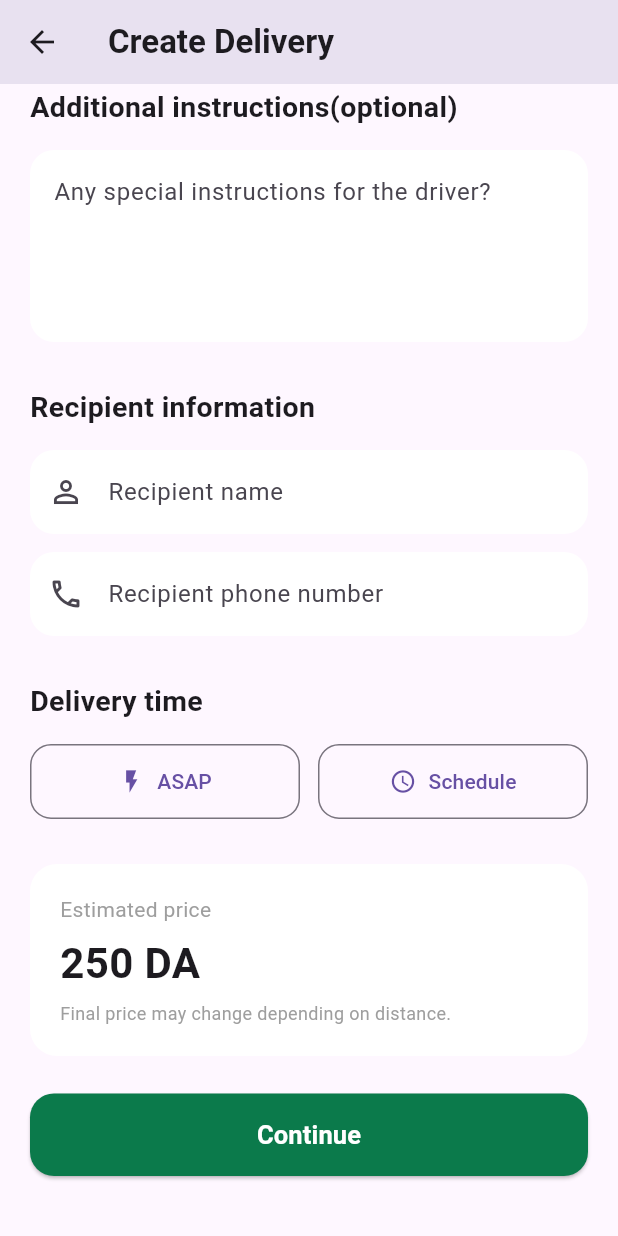
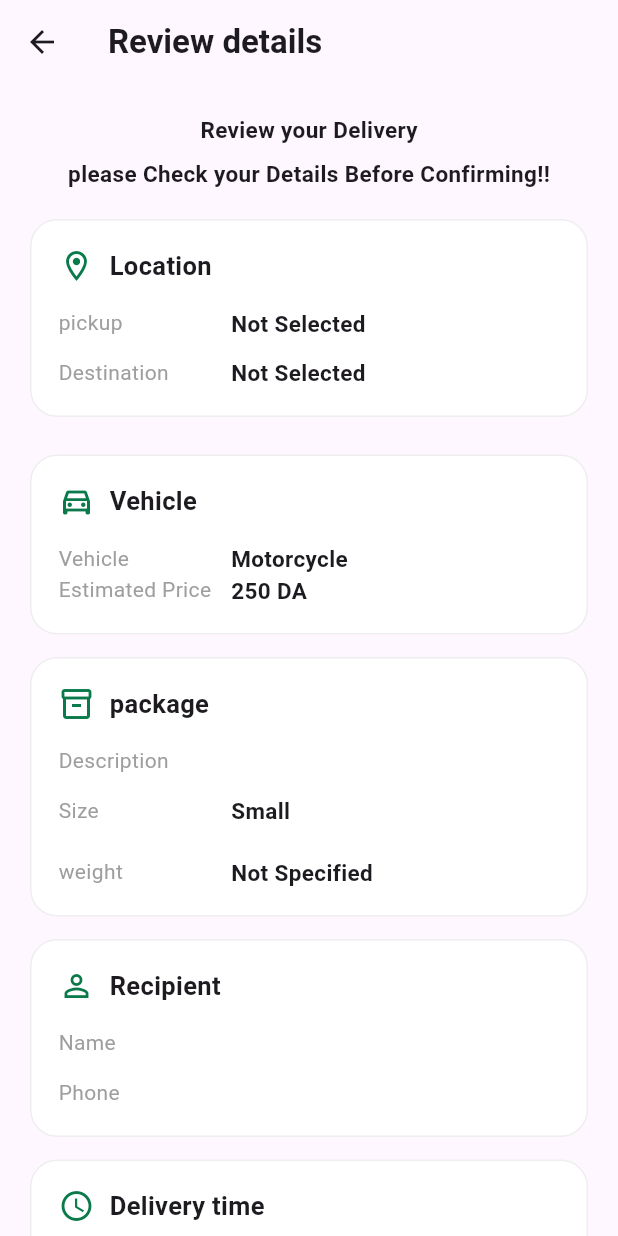
Before and after one commit to Niyou05/DelYou, a Flutter app: the CreateDeliveryScreen screen opened directly, scrolled down 824 dp, after a tap on "Continue", on a phone screen of 412 x 824 dp. Run offline on Flutter 3.47's test engine with Material 3 defaults, Android fonts, the phone set to English and light mode, and no system bars.

Commit message:
feat: implement create delivery screen and review navigation

```diff
--- a/lib/features/delivery/screens/create_delivery_screen.dart
+++ b/lib/features/delivery/screens/create_delivery_screen.dart
@@ -1,6 +1,8 @@
 
 import 'package:flutter/material.dart';
 import 'location_picker_screen.dart';
+import '../screens/review_delivery_screen.dart';
+
 class CreateDeliveryScreen extends StatefulWidget {
   const CreateDeliveryScreen({super.key});
 
@@ -9,6 +11,13 @@ class CreateDeliveryScreen extends StatefulWidget {
 }
 
 class _CreateDeliveryScreenState extends State<CreateDeliveryScreen> {
+
+final packageDescriptionController = TextEditingController();
+final weightController = TextEditingController();
+final instructionsController = TextEditingController();
+final recipientNameController = TextEditingController();
+final recipientPhoneController = TextEditingController();
+
   int selectedVehicle = 0;
   int selectedPackageSize = 0;
   int selectedDeliveryTime = 0;
@@ -213,6 +222,7 @@ class _CreateDeliveryScreenState extends State<CreateDeliveryScreen> {
             const SizedBox(height: 15),
 
             TextField(
+             controller:packageDescriptionController,
              decoration: InputDecoration(
              hintText: 'what are you sending?',
               prefixIcon: const Icon(Icons.inventory_2_outlined),
@@ -245,7 +255,9 @@ class _CreateDeliveryScreenState extends State<CreateDeliveryScreen> {
               Expanded(
                 child:_ChoiceButton(title: "small", isSelected: selectedPackageSize ==0,
                  onTap: (){
+                 setState(() {
                    selectedPackageSize=0;
+                 });
 
                  }),
                ),
@@ -257,7 +269,9 @@ class _CreateDeliveryScreenState extends State<CreateDeliveryScreen> {
               Expanded(
                 child:_ChoiceButton(title: "medium", isSelected: selectedPackageSize ==1,
                  onTap: (){
+                  setState(() {
                  selectedPackageSize=1;
+                  });
 
                  }),
                ),
@@ -269,7 +283,10 @@ class _CreateDeliveryScreenState extends State<CreateDeliveryScreen> {
               Expanded(
                 child:_ChoiceButton(title: "large", isSelected: selectedPackageSize ==2,
                  onTap: (){
+                  setState(() {
                     selectedPackageSize=2;
+                  });
+
 
                  }),
                ),
@@ -279,6 +296,7 @@ class _CreateDeliveryScreenState extends State<CreateDeliveryScreen> {
            const SizedBox(height: 20),
 
 TextField(
+controller: weightController,
   keyboardType: TextInputType.number,
   decoration: InputDecoration(
     hintText: 'Weight(optional)',
@@ -307,6 +325,7 @@ const Text(
 const SizedBox(height: 15),
 
 TextField(
+  controller: instructionsController,
   maxLines: 4,
   decoration: InputDecoration(
     hintText: 'Any special instructions for the driver?',
@@ -333,6 +352,7 @@ const Text(
 const SizedBox(height: 15),
 
 TextField(
+  controller: recipientNameController,
   decoration: InputDecoration(
     hintText: 'Recipient name',
     prefixIcon: const Icon(Icons.person_outline),
@@ -348,6 +368,7 @@ TextField(
 const SizedBox(height: 12),
 
 TextField(
+  controller: recipientPhoneController,
   keyboardType: TextInputType.phone,
   decoration: InputDecoration(
     hintText: 'Recipient phone number',
@@ -451,7 +472,28 @@ Row(
               width: double.infinity,
               height: 55,
               child: ElevatedButton(
-                onPressed: () {},
+                onPressed: () {
+                  Navigator.push(
+                  context,
+                  MaterialPageRoute(
+                   builder: (context) => ReviewDeliveryscreen( pickupLocation: pickupLocation,
+        destinationLocation: destinationLocation,
+        vehicle: vehicles[selectedVehicle]['name'],
+        vehiclePrice: vehicles[selectedVehicle]['price'],
+        packageDescription: packageDescriptionController.text,
+        packageSize: selectedPackageSize == 0
+            ? 'Small'
+            : selectedPackageSize == 1
+                ? 'Medium'
+                : 'Large',
+        weight: weightController.text,
+        instructions: instructionsController.text,
+        recipientName: recipientNameController.text,
+        recipientPhone: recipientPhoneController.text,
+        deliveryTime: 'ASAP',),
+                      ),
+                     );
+                        },
                 style: ElevatedButton.styleFrom(
                   backgroundColor: const Color(0xFF0B7A4B),
                   foregroundColor: Colors.white,
--- /dev/null
+++ b/lib/features/delivery/screens/review_delivery_screen.dart
@@ -0,0 +1,365 @@
+import 'package:flutter/material.dart';
+
+
+class ReviewDeliveryscreen extends StatelessWidget {
+
+final String? pickupLocation;
+final String? destinationLocation;
+final String vehicle;
+final String vehiclePrice;
+final String packageDescription;
+final String packageSize;
+final String weight;
+final String instructions;
+final String recipientName;
+final String recipientPhone;
+final String deliveryTime;
+
+const ReviewDeliveryscreen ({
+super.key,
+
+required this.pickupLocation,
+required this.destinationLocation,
+required this.vehicle,
+required this.vehiclePrice,
+required this.packageDescription,
+required this.packageSize,
+required this.weight,
+required this.instructions,
+required this.recipientName,
+required this.recipientPhone,
+required this.deliveryTime,
+
+
+});
+
+@override
+  Widget build(BuildContext context) {
+ return Scaffold(
+appBar: AppBar(
+title: const Text(
+'Review details',
+style: TextStyle(
+  fontWeight: FontWeight.bold,
+),
+),
+),
+
+body: SingleChildScrollView(
+padding: const EdgeInsets.all(20),
+
+child: Column(
+children: [
+const Text(
+  'Review your Delivery',
+  style: TextStyle(
+   fontSize: 15,
+   fontWeight: FontWeight.bold,
+  ),
+),
+
+const SizedBox(height: 8),
+
+const Text(
+'please Check your Details Before Confirming!!',
+style: TextStyle(
+  fontSize: 15,
+  fontWeight: FontWeight.bold,
+),
+),
+
+const SizedBox(height: 20),
+
+_InfoCard(
+title: 'Location',
+icon: (Icons.location_on_outlined),
+children: [
+_InfoRow(
+    label:'pickup',
+    value: pickupLocation ?? 'Not Selected',
+   ),
+const SizedBox(height: 12),
+
+_InfoRow(
+    label: 'Destination',
+    value: destinationLocation ?? 'Not Selected',
+),
+],
+),
+
+
+const SizedBox(height: 25),
+
+
+_InfoCard(
+title: 'Vehicle',
+icon: (Icons.directions_car_outlined),
+children: [
+_InfoRow(
+    label:'Vehicle',
+    value: vehicle,
+   ),
+_InfoRow(
+  label: 'Estimated Price',
+  value: vehiclePrice,
+),
+],
+),
+
+
+const SizedBox(height: 15),
+
+
+_InfoCard(
+title: 'package',
+icon: (Icons.inventory_2_outlined),
+children: [
+_InfoRow(
+label: 'Description',
+value: packageDescription,
+),
+
+const SizedBox(height: 12),
+
+
+_InfoRow(
+label:'Size',
+value: packageSize,
+),
+
+const SizedBox(height:20),
+
+_InfoRow(
+label: 'weight',
+value: weight.isEmpty ? 'Not Specified' : '$weight kg',
+),
+],
+),
+
+const SizedBox(height: 15),
+
+            _InfoCard(
+              title: 'Recipient',
+              icon: Icons.person_outline,
+              children: [
+                _InfoRow(
+                  label: 'Name',
+                  value: recipientName,
+                ),
+                const SizedBox(height: 12),
+                _InfoRow(
+                  label: 'Phone',
+                  value: recipientPhone,
+                ),
+              ],
+            ),
+
+            const SizedBox(height: 15),
+
+            _InfoCard(
+              title: 'Delivery time',
+              icon: Icons.schedule_outlined,
+              children: [
+                _InfoRow(
+                  label: 'Time',
+                  value: deliveryTime,
+                ),
+              ],
+            ),
+
+
+
+ if (instructions.isNotEmpty) ...[
+              const SizedBox(height: 15),
+
+              _InfoCard(
+                title: 'Additional instructions',
+                icon: Icons.notes_outlined,
+                children: [
+                  Text(
+                    instructions,
+                    style: const TextStyle(
+                      fontSize: 15,
+                    ),
+                  ),
+                ],
+              ),
+            ],
+
+            const SizedBox(height: 25),
+
+            Container(
+              width: double.infinity,
+              padding: const EdgeInsets.all(20),
+
+              decoration: BoxDecoration(
+                color: const Color(0xFF0B7A4B),
+                borderRadius: BorderRadius.circular(18),
+              ),
+
+              child: Row(
+                mainAxisAlignment: MainAxisAlignment.spaceBetween,
+
+                children: [
+                  const Text(
+                    'Estimated price',
+                    style: TextStyle(
+                      color: Colors.white,
+                      fontSize: 15,
+                    ),
+                  ),
+
+                  Text(
+                    vehiclePrice,
+                    style: const TextStyle(
+                      color: Colors.white,
+                      fontSize: 24,
+                      fontWeight: FontWeight.bold,
+                    ),
+                  ),
+                ],
+              ),
+            ),
+
+            const SizedBox(height: 20),
+
+            SizedBox(
+              width: double.infinity,
+              height: 55,
+
+              child: ElevatedButton(
+                onPressed: () {
+                  ScaffoldMessenger.of(context).showSnackBar(
+                    const SnackBar(
+                      content: Text(
+                        'Delivery confirmed successfully!',
+                      ),
+                    ),
+                  );
+                },
+
+                style: ElevatedButton.styleFrom(
+                  backgroundColor: const Color(0xFF0B7A4B),
+                  foregroundColor: Colors.white,
+
+                  shape: RoundedRectangleBorder(
+                    borderRadius: BorderRadius.circular(16),
+                  ),
+                ),
+
+                child: const Text(
+                  'Confirm Delivery',
+                  style: TextStyle(
+                    fontSize: 17,
+                    fontWeight: FontWeight.bold,
+                  ),
+                ),
+              ),
+            ),
+
+            const SizedBox(height: 20),
+          ],
+        ),
+      ),
+    );
+  }
+}
+
+class _InfoCard extends StatelessWidget {
+  final String title;
+  final IconData icon;
+  final List<Widget> children;
+
+  const _InfoCard({
+    required this.title,
+    required this.icon,
+    required this.children,
+  });
+
+  @override
+  Widget build(BuildContext context) {
+    return Container(
+      width: double.infinity,
+      padding: const EdgeInsets.all(18),
+
+      decoration: BoxDecoration(
+        color: Colors.white,
+        borderRadius: BorderRadius.circular(18),
+        border: Border.all(
+          color: Colors.grey.shade200,
+        ),
+      ),
+
+      child: Column(
+        crossAxisAlignment: CrossAxisAlignment.start,
+
+        children: [
+          Row(
+            children: [
+              Icon(
+                icon,
+                color: const Color(0xFF0B7A4B),
+              ),
+
+              const SizedBox(width: 10),
+
+              Text(
+                title,
+                style: const TextStyle(
+                  fontSize: 17,
+                  fontWeight: FontWeight.bold,
+                ),
+              ),
+            ],
+          ),
+
+          const SizedBox(height: 16),
+
+
+
+          ...children,
+        ],
+      ),
+    );
+  }
+}
+class _InfoRow extends StatelessWidget {
+  final String label;
+  final String value;
+
+  const _InfoRow({
+    required this.label,
+    required this.value,
+  });
+
+  @override
+  Widget build(BuildContext context) {
+    return Row(
+      crossAxisAlignment: CrossAxisAlignment.start,
+      children: [
+        SizedBox(
+          width: 105,
+          child: Text(
+            label,
+            style: const TextStyle(
+              color: Colors.grey,
+              fontSize: 14,
+            ),
+          ),
+        ),
+
+        const SizedBox(width: 10),
+
+        Expanded(
+          child: Text(
+            value,
+            style: const TextStyle(
+              fontSize: 15,
+              fontWeight: FontWeight.w600,
+            ),
+          ),
+        ),
+      ],
+    );
+  }
+}
```
Lines whose indentation alone changed are shown as unchanged.
